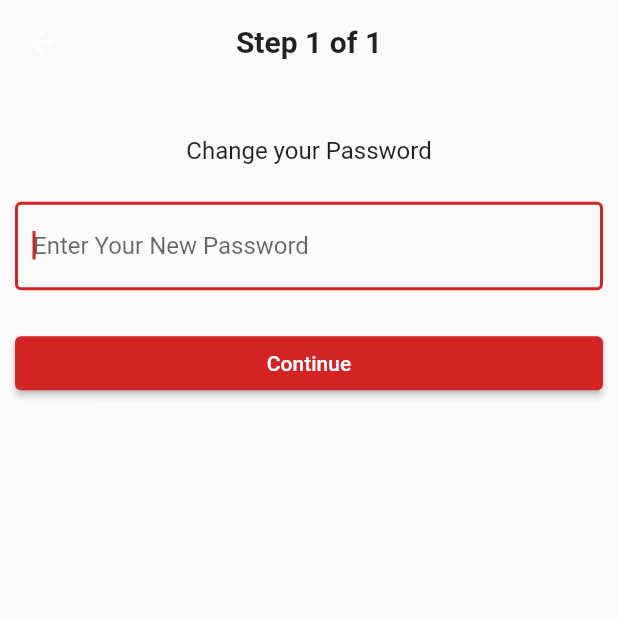
After one commit to cygnus55/foodie, a Flutter app: the PasswordChangeScreen screen opened by its route, on a phone screen of 412 x 824 dp, the top half of it. The commit adds this screen. Run offline on Flutter 3.47's test engine with Material 2 defaults, Android fonts, the phone set to English and light mode, and no system bars; our stand-ins replace badges, file_picker, firebase_core, firebase_storage, flutter_map, flutter_rating_bar and 7 more; accounts and stored records are empty; network calls fail.

```diff
--- /dev/null
+++ b/frontend/foodie_delivery_person/delivery_person/lib/models/httpexception.dart
@@ -0,0 +1,8 @@
+class HttpException implements Exception{
+  final String message;
+  HttpException(this.message);
+  @override
+  String toString() {
+    return message;
+  }
+}
--- /dev/null
+++ b/frontend/foodie_delivery_person/delivery_person/lib/screens/passwordchangescreen.dart
@@ -0,0 +1,73 @@
+import 'package:delivery_person/screens/homepage_screen.dart';
+import 'package:flutter/material.dart';
+import 'package:provider/provider.dart';
+
+import '../providers/auth_provider.dart';
+
+class PasswordChangeScreen extends StatelessWidget {
+  const PasswordChangeScreen({Key? key}) : super(key: key);
+  static const routeName = '/passwordchange';
+
+  @override
+  Widget build(BuildContext context) {
+    final TextEditingController name = TextEditingController();
+    return SafeArea(
+        child: Scaffold(
+      appBar: AppBar(
+        backgroundColor: Colors.transparent,
+        title: Text(
+          'Step 1 of 1',
+          style: Theme.of(context)
+              .textTheme
+              .subtitle1
+              ?.copyWith(fontWeight: FontWeight.bold, fontSize: 20),
+        ),
+        centerTitle: true,
+        elevation: 0,
+      ),
+      body: Padding(
+        padding: const EdgeInsets.all(10),
+        child: Column(
+          children: [
+            SizedBox(
+              height: MediaQuery.of(context).size.height * 0.03,
+            ),
+            Text(
+              'Change your Password',
+              style: Theme.of(context).textTheme.subtitle1,
+            ),
+            SizedBox(
+              height: MediaQuery.of(context).size.height * 0.03,
+            ),
+            TextField(
+              decoration: const InputDecoration(
+                hintText: 'Enter Your New Password ',
+                border: OutlineInputBorder(),
+              ),
+              autofocus: true,
+              controller: name,
+              keyboardType: TextInputType.text,
+            ),
+            SizedBox(
+              height: MediaQuery.of(context).size.height * 0.03,
+            ),
+            SizedBox(
+                width: MediaQuery.of(context).size.width,
+                child: ElevatedButton(
+                    onPressed: () {
+                      Provider.of<Auth>(context, listen: false)
+                          .submitPassword(name.text);
+                      Navigator.of(context).pushAndRemoveUntil(
+                        MaterialPageRoute(
+                            builder: (BuildContext context) =>
+                                const HomepageScreen()),
+                        ModalRoute.withName(HomepageScreen.routeName),
+                      );
+                    },
+                    child: const Text('Continue')))
+          ],
+        ),
+      ),
+    ));
+  }
+}
--- a/frontend/foodie_delivery_person/delivery_person/pubspec.yaml
+++ b/frontend/foodie_delivery_person/delivery_person/pubspec.yaml
@@ -34,6 +34,10 @@ dependencies:
   # The following adds the Cupertino Icons font to your application.
   # Use with the CupertinoIcons class for iOS style icons.
   cupertino_icons: ^1.0.2
+  http: ^0.13.4
+  shared_preferences: ^2.0.13
+  provider: ^6.0.2
+  intl_phone_field: ^3.1.0
 
 dev_dependencies:
   flutter_test:
```
Also changed, not shown: frontend/foodie_delivery_person/delivery_person/lib/main.dart (+26 -3 lines), frontend/foodie_delivery_person/delivery_person/lib/providers/auth_provider.dart (added, +133 -0 lines), frontend/foodie_delivery_person/delivery_person/lib/screens/homepage_screen.dart (added, +19 -0 lines), frontend/foodie_delivery_person/delivery_person/lib/screens/login_screen.dart (+109 -4 lines), frontend/foodie_delivery_person/delivery_person/pubspec.lock.
